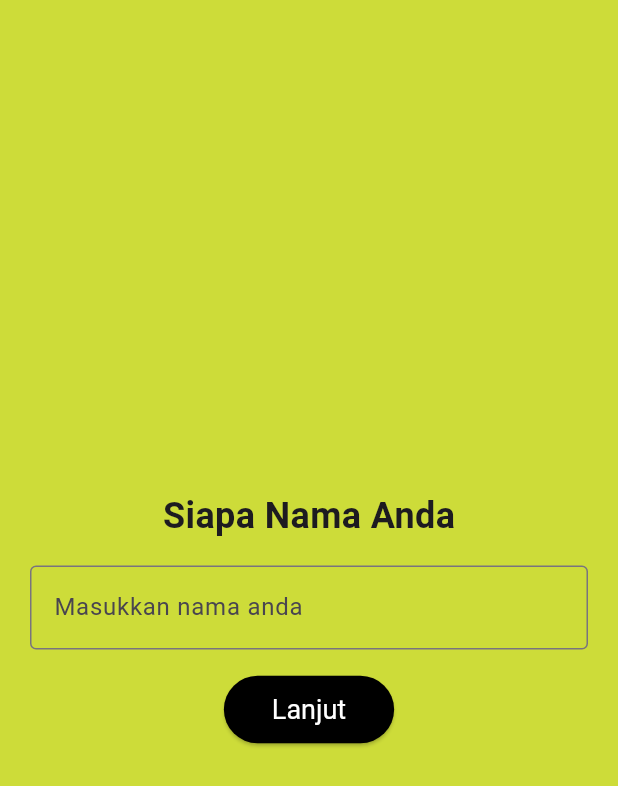
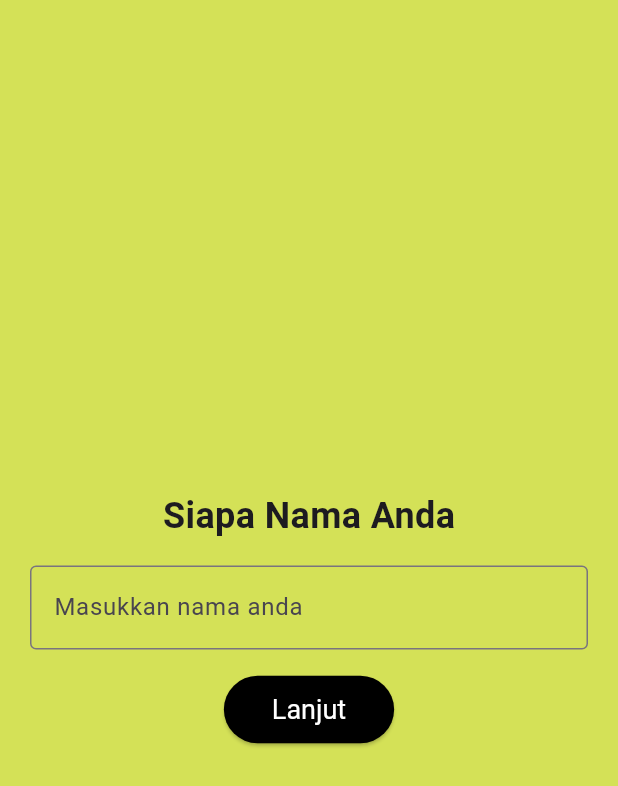
Before and after one commit to irpanzy/Project-Aplikasi-Catatan-Keuangan, a Flutter app: the NameInputScreen screen opened by its route, on a phone screen of 412 x 824 dp. Shown: the top 786 px of the screen. Run offline on Flutter 3.47's test engine with Material 3 defaults, Android fonts, the phone set to English and light mode, and no system bars; our stand-ins replace fl_chart.

Commit message:
feat : update readme.md & update background color for name input screen

```diff
--- a/lib/name_input_screen.dart
+++ b/lib/name_input_screen.dart
@@ -6,7 +6,7 @@ class NameInputScreen extends StatelessWidget {
   @override
   Widget build(BuildContext context) {
     return Scaffold(
-      backgroundColor: Colors.lime,
+      backgroundColor: Colors.lime[400],
       body: Center(
         child: Column(
           mainAxisAlignment: MainAxisAlignment.center,
```
Also changed, not shown: 1 other file.
